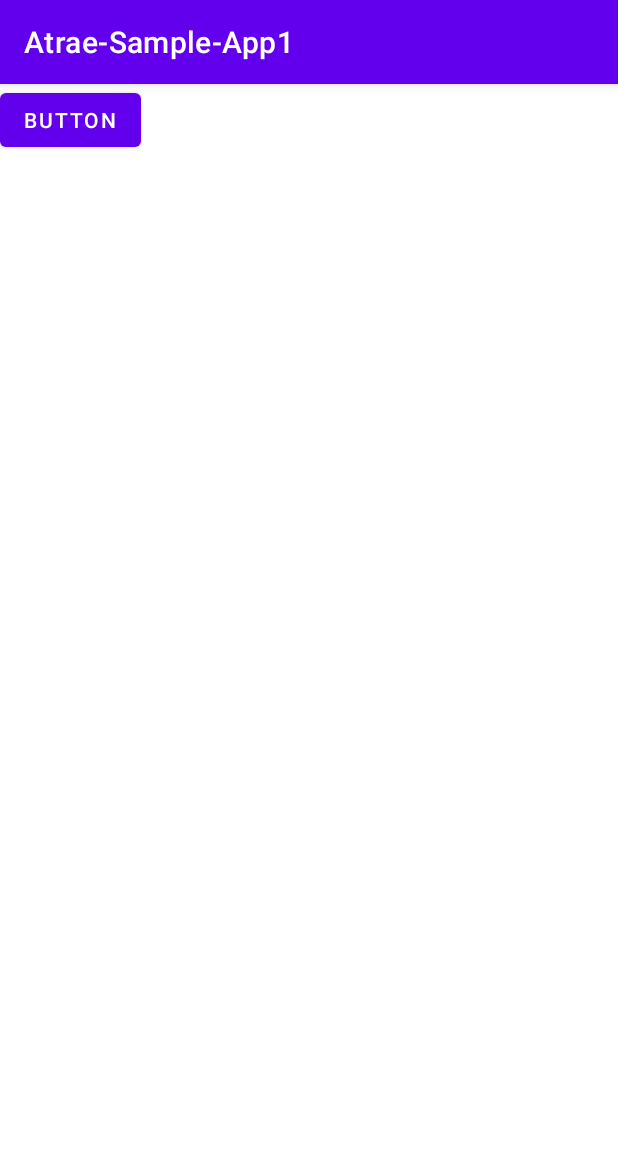
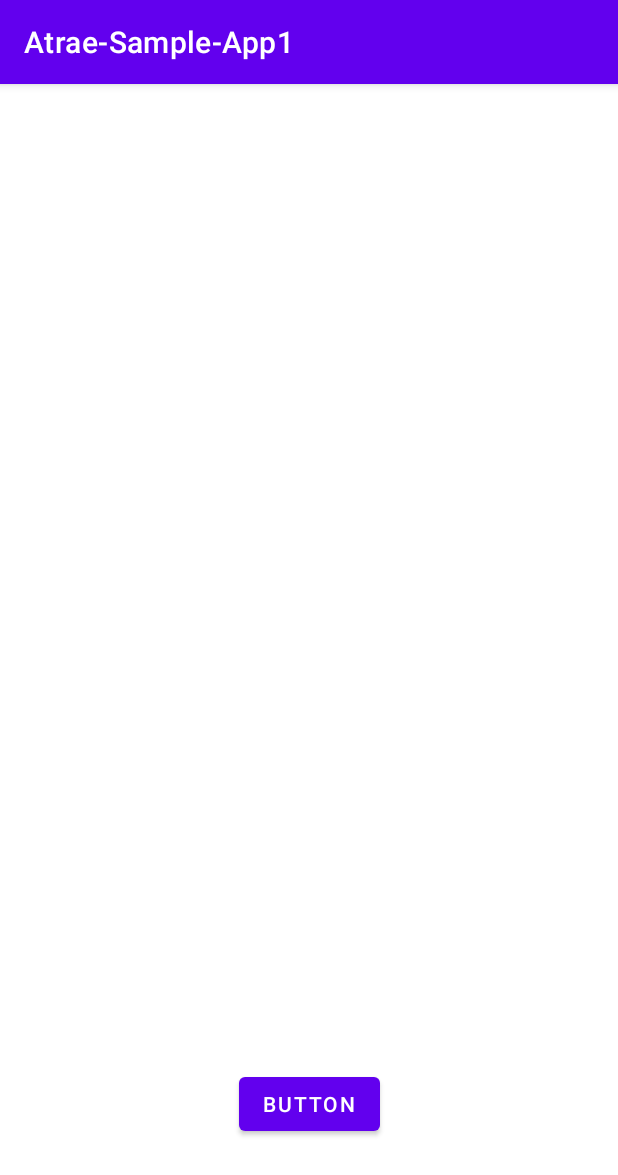
Before and after one commit to asa-012/Sample-App1, an Android app: the screen it shows after launch (MainActivity), on a phone screen of 412 x 824 dp. Shown: the top 1175 px of the screen. Run offline under Robolectric (Android 15) with nearby library versions, the phone set to English and light mode, and no system bars; our stand-ins replace data binding.

Commit message:
add:layoutにviewModel data追加

```diff
--- a/app/src/main/res/layout/fragment_main.xml
+++ b/app/src/main/res/layout/fragment_main.xml
@@ -1,13 +1,56 @@
 <?xml version="1.0" encoding="utf-8"?>
-<FrameLayout xmlns:android="http://schemas.android.com/apk/res/android"
-    xmlns:tools="http://schemas.android.com/tools"
-    android:layout_width="match_parent"
-    android:layout_height="match_parent"
-    tools:context=".main.MainFragment">
+<layout xmlns:android="http://schemas.android.com/apk/res/android"
+    xmlns:app="http://schemas.android.com/apk/res-auto"
+    xmlns:tools="http://schemas.android.com/tools">
 
+    <data>
+        <variable
+            name="viewModel"
+            type="com.asa.atrae_sample_app1.main.MainViewModel" />
+    </data>
+
+    <androidx.constraintlayout.widget.ConstraintLayout
+        android:layout_width="match_parent"
+        android:layout_height="match_parent"
+        tools:context=".MainActivity">
     <Button
         android:id="@+id/button_example"
         android:layout_width="wrap_content"
         android:layout_height="wrap_content"
-        android:text="Button" />
-</FrameLayout>
+        android:layout_marginBottom="64dp"
+        android:text="Button"
+        app:layout_constraintBottom_toBottomOf="parent"
+        app:layout_constraintEnd_toEndOf="parent"
+        app:layout_constraintStart_toStartOf="parent" />
+
+    <TextView
+        android:id="@+id/main_id"
+        android:layout_width="wrap_content"
+        android:layout_height="wrap_content"
+        android:layout_marginBottom="64dp"
+        android:text="@{viewModel.properties.id}"
+        app:layout_constraintBottom_toTopOf="@+id/main_title"
+        app:layout_constraintEnd_toEndOf="parent"
+        app:layout_constraintStart_toStartOf="parent" />
+
+    <TextView
+        android:id="@+id/main_title"
+        android:layout_width="wrap_content"
+        android:layout_height="wrap_content"
+        android:layout_marginBottom="64dp"
+        android:text="@{viewModel.properties.title}"
+        app:layout_constraintBottom_toTopOf="@+id/button_example"
+        app:layout_constraintEnd_toEndOf="parent"
+        app:layout_constraintStart_toStartOf="parent" />
+
+    <ImageView
+        android:id="@+id/status_image"
+        android:layout_width="wrap_content"
+        android:layout_height="wrap_content"
+        app:layout_constraintBottom_toBottomOf="parent"
+        app:layout_constraintLeft_toLeftOf="parent"
+        app:layout_constraintRight_toRightOf="parent"
+        app:layout_constraintTop_toTopOf="parent" />
+
+    </androidx.constraintlayout.widget.ConstraintLayout>
+</layout>
```
